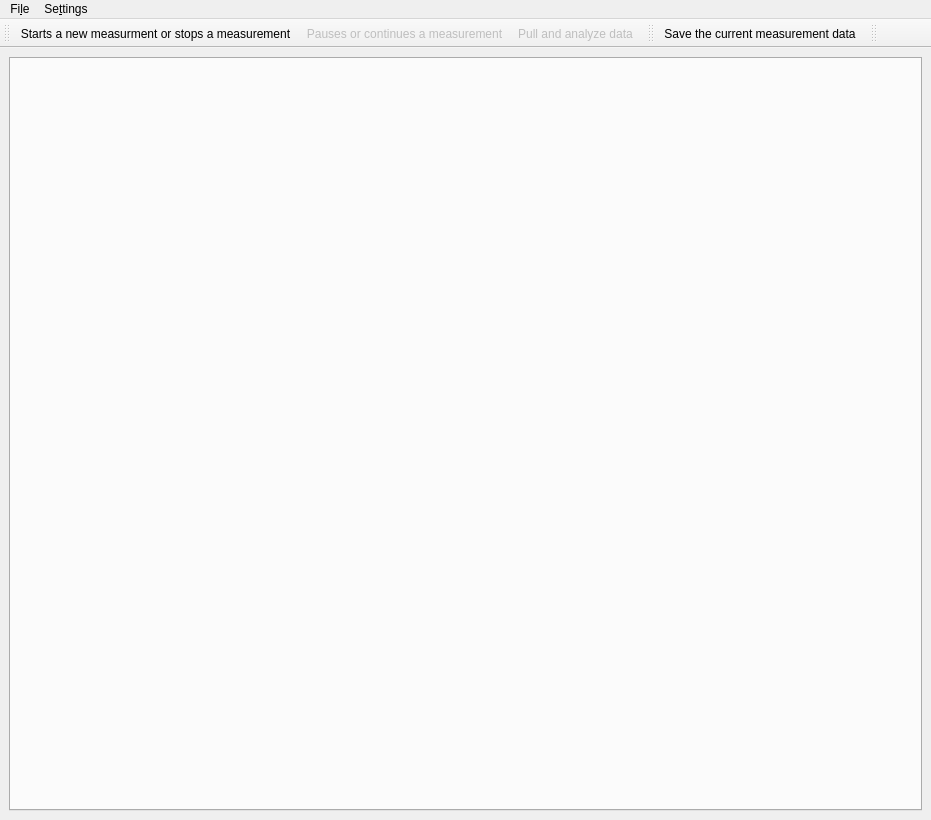
Qt form qudi/gui/pulsed/ui_pulsed_maingui.ui (Ulm-IQO/qudi) before a commit.
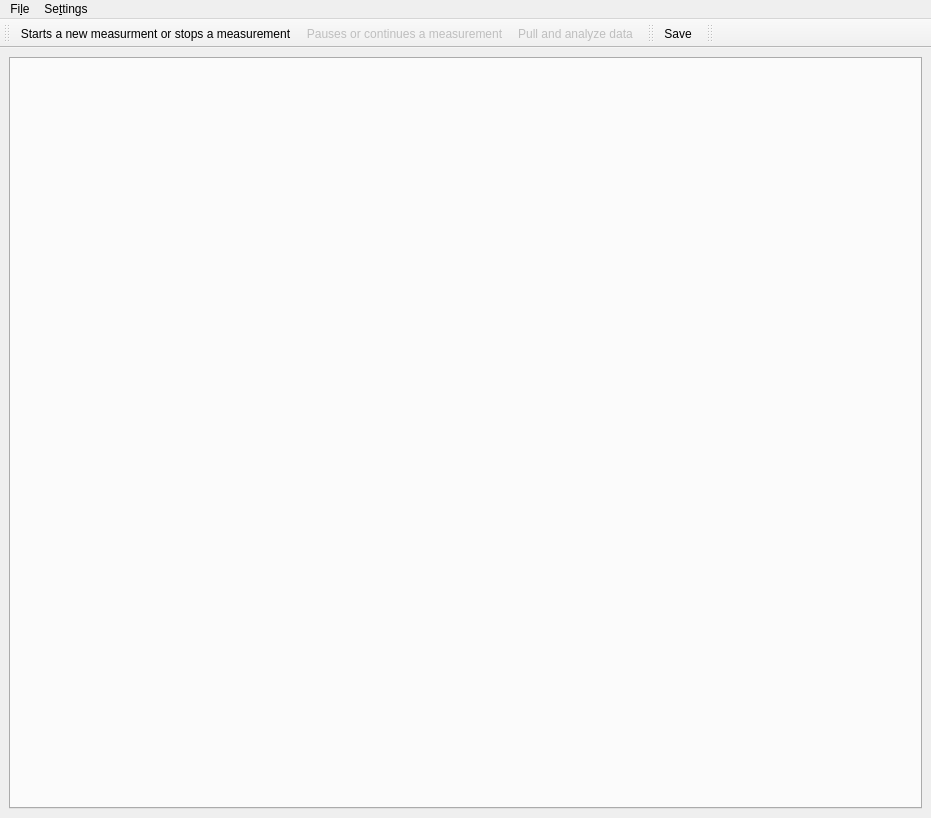
The same form after that commit. Icons and pictures are not drawn.

Commit message: WIP on implementing a save file dialog for pulsed

```diff
--- a/qudi/gui/pulsed/ui_pulsed_maingui.ui
+++ b/qudi/gui/pulsed/ui_pulsed_maingui.ui
@@ -7,7 +7,7 @@
     <x>0</x>
     <y>0</y>
     <width>931</width>
-    <height>820</height>
+    <height>818</height>
    </rect>
   </property>
   <property name="minimumSize">
@@ -160,7 +160,13 @@
      <normaloff>../../artwork/icons/oxygen/22x22/document-save.png</normaloff>../../artwork/icons/oxygen/22x22/document-save.png</iconset>
    </property>
    <property name="text">
-    <string>Save the current measurement data</string>
+    <string>Save</string>
+   </property>
+   <property name="toolTip">
+    <string>Save current measurement data</string>
+   </property>
+   <property name="shortcut">
+    <string>Ctrl+S</string>
    </property>
   </action>
   <action name="action_pull_data">
```
Left out of the diff: 29 changed lines with no effect on the pictures. The commit also changes 2 other files.
